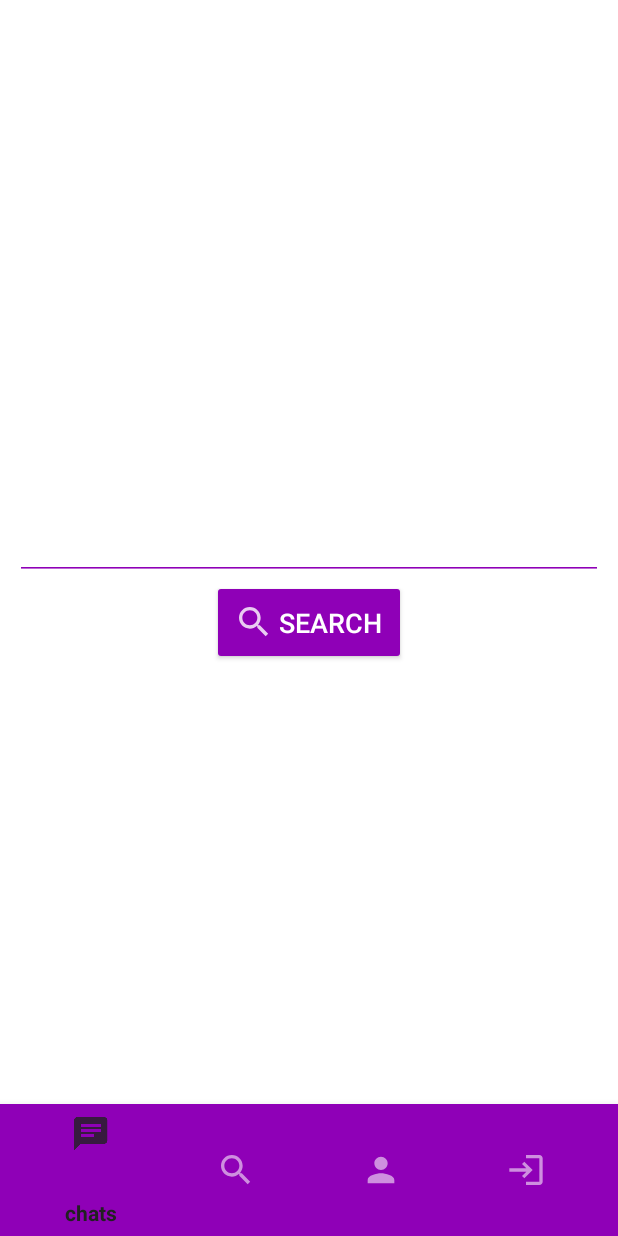
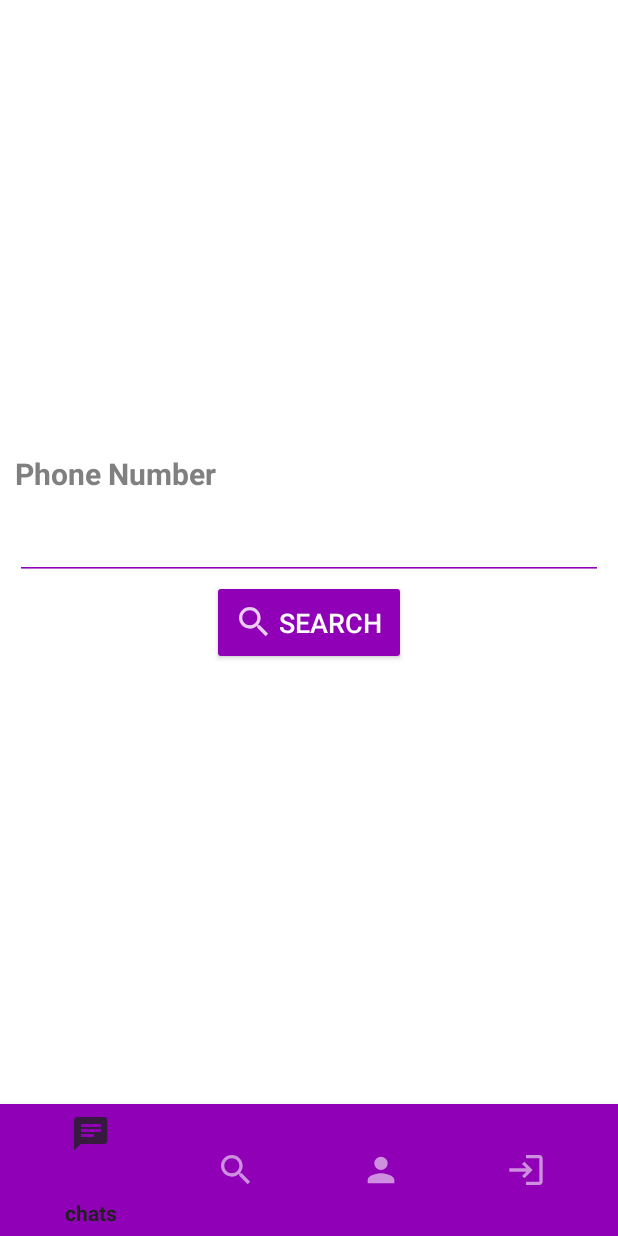
Before and after one commit to kashifisonly1/MC_GroupProject, an Android app: the screen it shows after launch once a user with an empty profile is signed in (MainActivity), item 2 of the bottom bar chosen, on a phone screen of 412 x 824 dp. Run offline under Robolectric (Android 15) with nearby library versions, the phone set to English and light mode, and no system bars; our stand-ins replace Firebase (no records; nobody signed in at launch, a user with empty details on screens opened directly); libraries missing offline, so code that uses them is left out: com.mikhaellopez.circularimageview.

Commit message:
Update fragment_search.xml

```diff
--- a/WhatsappClone/app/src/main/res/layout/fragment_search.xml
+++ b/WhatsappClone/app/src/main/res/layout/fragment_search.xml
@@ -11,6 +11,7 @@
         android:layout_height="match_parent"
         android:gravity="center|center_vertical"
         android:orientation="vertical"
+        android:background="@color/white"
         app:layout_constraintEnd_toEndOf="parent"
         app:layout_constraintStart_toStartOf="parent">
 
@@ -22,7 +23,7 @@
             android:layout_marginRight="10dp"
             android:paddingTop="10dp"
             android:text="Phone Number"
-            android:textColor="@color/white"
+            android:textColor="@color/grey"
             android:textSize="20sp"
             android:textStyle="bold" />
 
```
